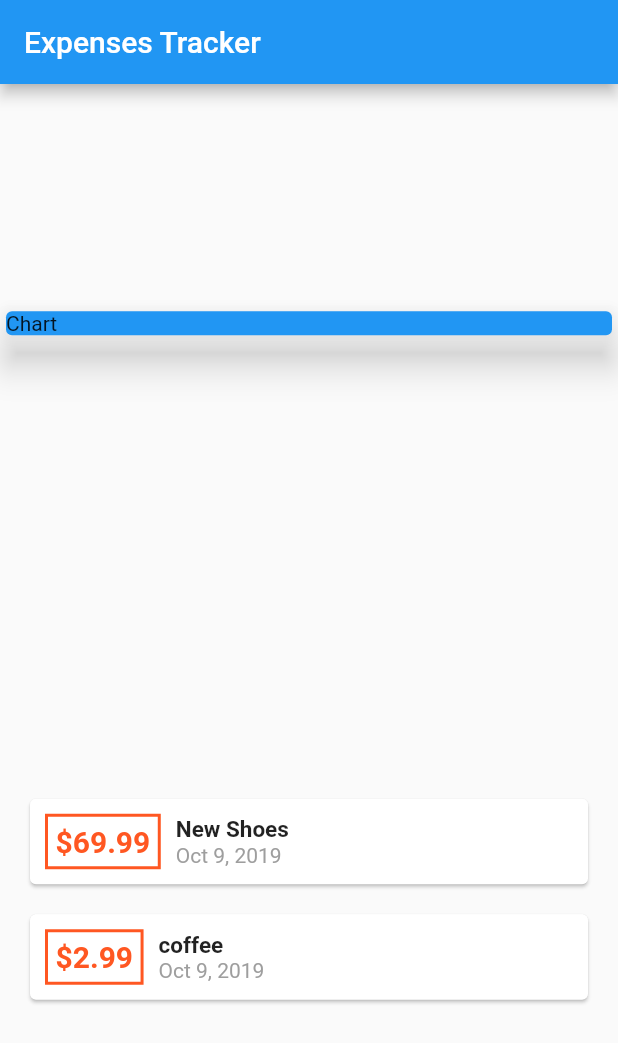
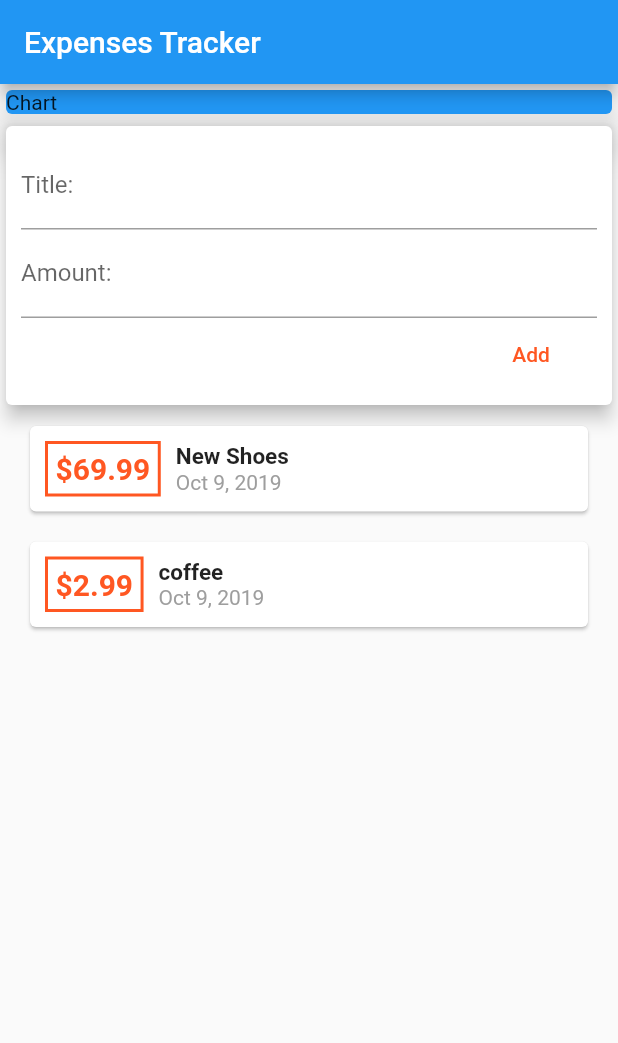
Before and after one commit to EYoung75/expense-tracker, a Flutter app: the screen it shows after launch, on a phone screen of 412 x 824 dp. Shown: the top 1043 px of the screen. Run offline on Flutter 3.47's test engine with Material 2 defaults, Android fonts, the phone set to English and light mode, and no system bars.

Commit message:
added text inputs for creating new expenses and attached text editing controllers

```diff
--- a/lib/main.dart
+++ b/lib/main.dart
@@ -1,6 +1,5 @@
 import 'package:flutter/material.dart';
 import 'package:intl/intl.dart';
-
 
 import "./transaction.dart";
 
@@ -35,6 +34,9 @@ class Home extends StatelessWidget {
     )
   ];
 
+  final titleController = TextEditingController();
+  final amountController = TextEditingController();
+
   @override
   Widget build(BuildContext context) {
     return Scaffold(
@@ -42,7 +44,6 @@ class Home extends StatelessWidget {
         title: Text("Expenses Tracker"),
       ),
       body: Column(
-        mainAxisAlignment: MainAxisAlignment.spaceAround,
         crossAxisAlignment: CrossAxisAlignment.center,
         children: <Widget>[
           Card(
@@ -51,6 +52,30 @@ class Home extends StatelessWidget {
             child: Container(
               width: double.infinity,
               child: Text("Chart"),
+            ),
+          ),
+          Card(
+            elevation: 5,
+            child: Container(
+              padding: EdgeInsets.all(10),
+              child: Column(
+                crossAxisAlignment: CrossAxisAlignment.end,
+                children: <Widget>[
+                  TextField(
+                    decoration: InputDecoration(labelText: "Title:"),
+                    controller: titleController,
+                  ),
+                  TextField(
+                    decoration: InputDecoration(labelText: "Amount:"),
+                    controller: amountController,
+                  ),
+                  FlatButton(
+                    child: Text("Add"),
+                    textColor: Colors.deepOrange,
+                    onPressed: () {},
+                  )
+                ],
+              ),
             ),
           ),
           Column(
```
